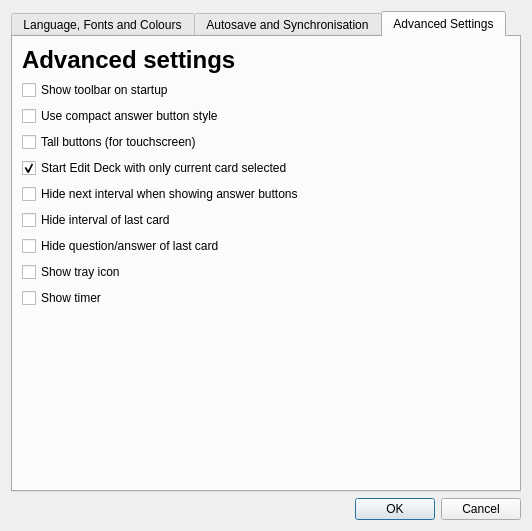
Before: the Qt Designer form designer/preferences.ui in ankitects/anki, drawn with Qt 5.
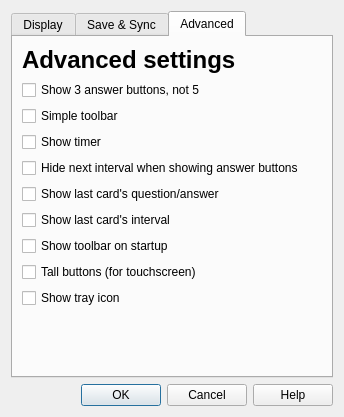
After: the same form once the commit is applied. The open tabs and pages were chosen to show the change.

Diff of the .ui file:
```diff
--- a/designer/preferences.ui
+++ b/designer/preferences.ui
@@ -5,8 +5,8 @@
    <rect>
     <x>0</x>
     <y>0</y>
-    <width>532</width>
-    <height>531</height>
+    <width>322</width>
+    <height>417</height>
    </rect>
   </property>
   <property name="windowTitle" >
@@ -23,12 +23,12 @@
        <rect>
         <x>0</x>
         <y>0</y>
-        <width>510</width>
-        <height>449</height>
+        <width>306</width>
+        <height>351</height>
        </rect>
       </property>
       <attribute name="title" >
-       <string>Language, Fonts and Colours</string>
+       <string>Display</string>
       </attribute>
       <layout class="QVBoxLayout" name="verticalLayout" >
        <item>
@@ -42,7 +42,7 @@
          <item>
           <widget class="QLabel" name="label" >
            <property name="text" >
-            <string>&lt;h1>Interface language&lt;/h1>The language for the user interface: dialogs, menus, etc.</string>
+            <string>&lt;h1>Language&lt;/h1></string>
            </property>
            <property name="wordWrap" >
             <bool>false</bool>
@@ -68,7 +68,7 @@
             </sizepolicy>
            </property>
            <property name="text" >
-            <string>&lt;h1>Standard fonts&lt;/h1>See 'display properties' for deck specific font preferences.</string>
+            <string>&lt;h1>Fonts&lt;/h1></string>
            </property>
            <property name="wordWrap" >
             <bool>false</bool>
@@ -169,7 +169,7 @@
             </sizepolicy>
            </property>
            <property name="text" >
-            <string>&lt;h1>Standard colours&lt;/h1>These colours are used for all decks.</string>
+            <string>&lt;h1>Colours&lt;/h1></string>
            </property>
            <property name="wordWrap" >
             <bool>false</bool>
@@ -250,12 +250,12 @@
        <rect>
         <x>0</x>
         <y>0</y>
-        <width>453</width>
-        <height>443</height>
+        <width>306</width>
+        <height>351</height>
        </rect>
       </property>
       <attribute name="title" >
-       <string>Autosave and Synchronisation</string>
+       <string>Save &amp;&amp; Sync</string>
       </attribute>
       <layout class="QVBoxLayout" >
        <property name="spacing" >
@@ -283,7 +283,7 @@
            <item>
             <widget class="QLabel" name="label_4" >
              <property name="text" >
-              <string>&lt;h1>Autosaving&lt;/h1>Anki can save your progress automatically.</string>
+              <string>&lt;h1>Autosaving&lt;/h1></string>
              </property>
             </widget>
            </item>
@@ -350,7 +350,7 @@
            <item>
             <widget class="QLabel" name="label_16" >
              <property name="text" >
-              <string>&lt;h1>Synchronisation&lt;/h1>Synchronisation enables you to access your deck from the web and your mobile phone. You can &lt;a href="http://anki.ichi2.net/">create a free account&lt;/a>.</string>
+              <string>&lt;h1>Synchronisation&lt;/h1>&lt;a href="http://anki.ichi2.net/">Create a free account&lt;/a>.</string>
              </property>
              <property name="wordWrap" >
               <bool>true</bool>
@@ -419,7 +419,7 @@
         </layout>
        </item>
        <item>
-        <spacer>
+        <spacer name="verticalSpacer_2" >
          <property name="orientation" >
           <enum>Qt::Vertical</enum>
          </property>
@@ -438,30 +438,16 @@
        <rect>
         <x>0</x>
         <y>0</y>
-        <width>453</width>
-        <height>443</height>
+        <width>306</width>
+        <height>351</height>
        </rect>
       </property>
       <attribute name="title" >
-       <string>Advanced Settings</string>
+       <string>Advanced</string>
       </attribute>
       <layout class="QVBoxLayout" >
        <item>
         <layout class="QGridLayout" >
-         <item row="1" column="0" >
-          <widget class="QCheckBox" name="showToolbar" >
-           <property name="text" >
-            <string>Show toolbar on startup</string>
-           </property>
-          </widget>
-         </item>
-         <item row="2" column="0" >
-          <widget class="QCheckBox" name="compactEaseButtons" >
-           <property name="text" >
-            <string>Use compact answer button style</string>
-           </property>
-          </widget>
-         </item>
          <item row="0" column="0" >
           <widget class="QLabel" name="label_6" >
            <property name="text" >
@@ -469,55 +455,66 @@
            </property>
           </widget>
          </item>
+         <item row="1" column="0" >
+          <widget class="QCheckBox" name="compactEaseButtons" >
+           <property name="text" >
+            <string>Show 3 answer buttons, not 5</string>
+           </property>
+          </widget>
+         </item>
          <item row="3" column="0" >
-          <widget class="QCheckBox" name="tallButtons" >
+          <widget class="QCheckBox" name="showTimer" >
            <property name="text" >
-            <string>Tall buttons (for touchscreen)</string>
+            <string>Show timer</string>
            </property>
           </widget>
          </item>
          <item row="4" column="0" >
-          <widget class="QCheckBox" name="editCurrentOnly" >
-           <property name="text" >
-            <string>Start Edit Deck with only current card selected</string>
-           </property>
-           <property name="checked" >
-            <bool>true</bool>
-           </property>
-          </widget>
-         </item>
-         <item row="5" column="0" >
           <widget class="QCheckBox" name="suppressEstimates" >
            <property name="text" >
             <string>Hide next interval when showing answer buttons</string>
            </property>
           </widget>
          </item>
+         <item row="5" column="0" >
+          <widget class="QCheckBox" name="showLastCardContent" >
+           <property name="text" >
+            <string>Show last card's question/answer</string>
+           </property>
+          </widget>
+         </item>
          <item row="6" column="0" >
-          <widget class="QCheckBox" name="suppressLastCardInterval" >
+          <widget class="QCheckBox" name="showLastCardInterval" >
            <property name="text" >
-            <string>Hide interval of last card</string>
+            <string>Show last card's interval</string>
            </property>
           </widget>
          </item>
          <item row="7" column="0" >
-          <widget class="QCheckBox" name="suppressLastCardContent" >
+          <widget class="QCheckBox" name="showToolbar" >
            <property name="text" >
-            <string>Hide question/answer of last card</string>
+            <string>Show toolbar on startup</string>
            </property>
           </widget>
          </item>
          <item row="8" column="0" >
+          <widget class="QCheckBox" name="tallButtons" >
+           <property name="text" >
+            <string>Tall buttons (for touchscreen)</string>
+           </property>
+          </widget>
+         </item>
+         <item row="9" column="0" >
           <widget class="QCheckBox" name="showTray" >
            <property name="text" >
             <string>Show tray icon</string>
            </property>
           </widget>
          </item>
-         <item row="9" column="0" >
-          <widget class="QCheckBox" name="showTimer" >
+         <item row="2" column="0" >
+          <widget class="QCheckBox" name="simpleToolbar" >
            <property name="text" >
-            <string>Show timer</string>
+            <string>Simple toolbar</string>
            </property>
           </widget>
          </item>
@@ -546,11 +543,13 @@
       <enum>Qt::Horizontal</enum>
      </property>
      <property name="standardButtons" >
-      <set>QDialogButtonBox::Cancel|QDialogButtonBox::Ok</set>
+      <set>QDialogButtonBox::Cancel|QDialogButtonBox::Help|QDialogButtonBox::Ok</set>
      </property>
     </widget>
    </item>
   </layout>
+  <zorder>buttonBox</zorder>
+  <zorder>tabWidget</zorder>
  </widget>
  <tabstops>
   <tabstop>tabWidget</tabstop>
```
Left out of the diff: 9 changed lines with no effect on the pictures.
